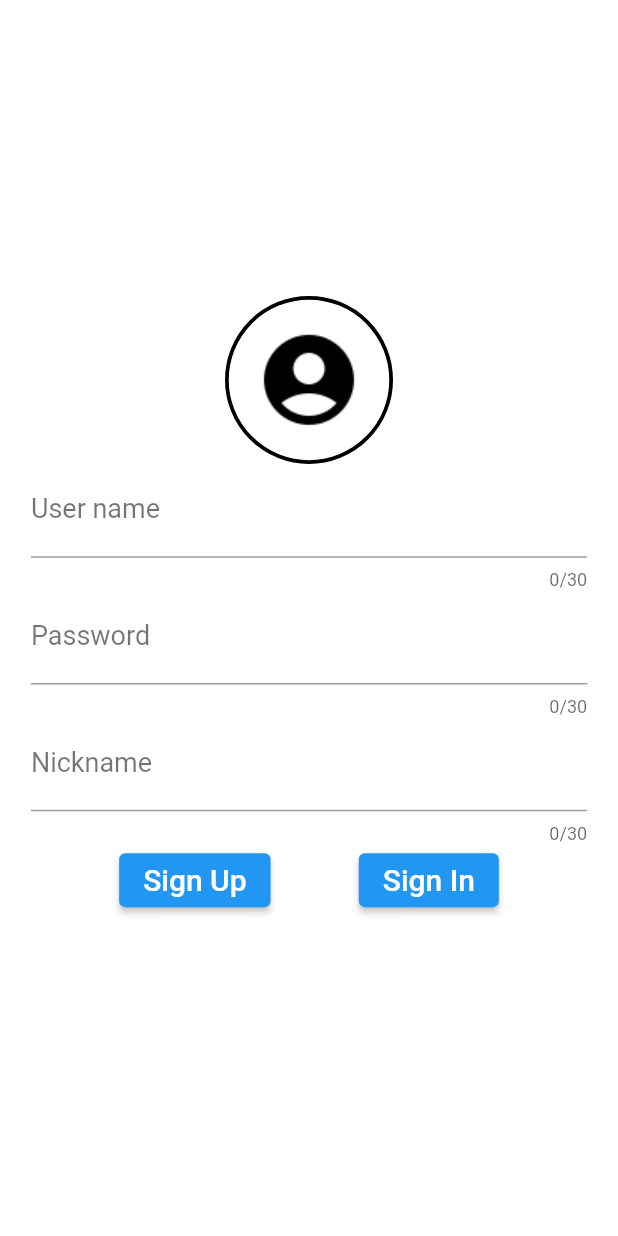
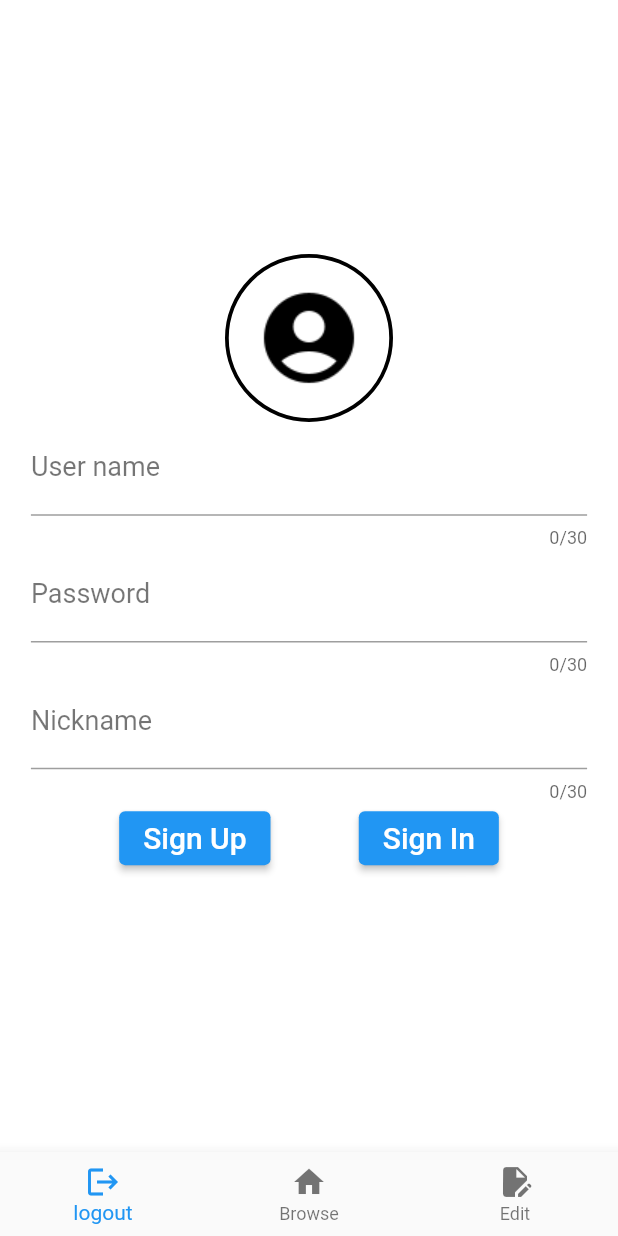
Before and after one commit to wchosaty/sharing_photo_notes, a Flutter app: the screen it shows after launch, on a phone screen of 412 x 824 dp. Run offline on Flutter 3.47's test engine with Material 2 defaults, Android fonts, the phone set to English and light mode, and no system bars; our stand-ins replace image_picker, shared_preferences.

Commit message:
更新cloudpage程式進度

```diff
--- a/lib/config/http_constants.dart
+++ b/lib/config/http_constants.dart
@@ -1,4 +1,4 @@
-// const String urlIp = '192.168.88.138:8080';
+// const String urlIp = '100.75.255.254:8080';
 const String urlIp = '10.0.2.2:8080';
 const String urlServerUserPath = '/SharingPhotoNotes/UserServlet';
 const String urlServerAlbumPath = '/SharingPhotoNotes/AlbumServlet';
--- a/lib/config/model_constants.dart
+++ b/lib/config/model_constants.dart
@@ -9,11 +9,13 @@ const String sDelete = "delete";
 const String sQuery = "query";
 
 const String sType = "type";
+const String sStatus = "status";
 const String sImage = "image";
 const String sImages = "images";
 const String sUser = "user";
 const String sAlbum = "album",sAlbumList = "albumList";
 
+const String sAlbumName = "album_name";
 const String sId = "id";
 const String sUsername = "username";
 const String sPassword = "password";
--- a/lib/config/string_constants.dart
+++ b/lib/config/string_constants.dart
@@ -1,3 +1,5 @@
 const String sHintTitle = '標題';
 const String sHintNote = '內容描述';
 const String sHintAlbum = '相簿名稱';
+const String sSignUp = 'Sign Up';
+const String sSignIn = 'Sign In';
--- a/lib/config/widget_constants.dart
+++ b/lib/config/widget_constants.dart
@@ -9,5 +9,4 @@ const String imageBackPhoto = 'assets/images/baseline_backspace_black_48.png';
 const double sFontSize = 18;
 
 const double fontSizeSnackBar = 20;
-const double dIconWidth = 35;
-const double dIconHeight = 35;
+const double dIconSize = 30;
--- a/lib/main.dart
+++ b/lib/main.dart
@@ -1,6 +1,6 @@
 import 'package:flutter/material.dart';
 import 'package:shared_preferences/shared_preferences.dart';
-import 'package:sharing_photo_notes/models/user.dart';
+import 'package:sharing_photo_notes/pages/browse_page.dart';
 import 'package:sharing_photo_notes/pages/edit_page.dart';
 import 'package:sharing_photo_notes/pages/login_page.dart';
 import 'package:sharing_photo_notes/pages/personal_page.dart';
@@ -11,8 +11,8 @@ void main() {
 }
 
 class MyApp extends StatelessWidget {
-
   const MyApp({Key? key}) : super(key: key);
+  static String localUser = '';
 
   @override
   Widget build(BuildContext context) {
@@ -24,6 +24,7 @@ class MyApp extends StatelessWidget {
         '/Login': (context) => LoginPage(),
         '/Personal': (context) => PersonalPage(),
         '/Edit': (context) => EditPage(),
+        '/Browse': (context) => BrowsePage(),
       },
       home: Scaffold(
         resizeToAvoidBottomInset: false,
@@ -46,6 +47,8 @@ class _HomePageState extends State<HomePage> {
   static const tag = 'tag _HomePageState';
   late Widget currentPage;
   late SharedPreferences preferences;
+  int _currentIndex = 0;
+  final pages = [LoginPage(),BrowsePage(),PersonalPage()];
 
   @override
   void initState() {
@@ -58,9 +61,22 @@ class _HomePageState extends State<HomePage> {
   Widget build(BuildContext context) {
     return Scaffold(
       resizeToAvoidBottomInset: false,
+      floatingActionButtonLocation: FloatingActionButtonLocation.endFloat,
+      /// BottomNavigationBar
+      bottomNavigationBar: BottomNavigationBar(items: [
+        BottomNavigationBarItem(icon: Icon(Icons.logout),label: 'logout'),
+        BottomNavigationBarItem(icon: Icon(Icons.home),label: 'Browse'),
+        BottomNavigationBarItem(icon: Icon(Icons.edit_document),label: 'Edit'),
+      ],
+        currentIndex: _currentIndex,
+        onTap: _onItemClick,
+      ),
       body: SafeArea(
         child: Container(
-          child: currentPage,
+          /// BottomNavigationBar
+          child: pages[_currentIndex],
+
+          // child: LoginPage(),
         ),
       ),
     );
@@ -78,8 +94,11 @@ class _HomePageState extends State<HomePage> {
         login) {
       LogData().d(tag, '已登入');
       /// pushReplacementNamed 會清除push的stack頁面 /pushRepNamed 不會
-      Navigator.of(context).pushReplacementNamed('/Personal',
-          arguments: username );
+      // Navigator.of(context).pushReplacementNamed('/Personal', arguments: username );
+      MyApp.localUser = username.trim();
+      setState(() {
+        _currentIndex = 2;
+      });
     } else {
       LogData().d(tag, '無使用者');
     }
@@ -91,4 +110,10 @@ class _HomePageState extends State<HomePage> {
     if (s.isNotEmpty) returnVal = true;
     return returnVal;
   }
+
+  void _onItemClick(int value) {
+    setState(() {
+      _currentIndex = value;
+    });
+  }
 }
--- a/lib/pages/login_page.dart
+++ b/lib/pages/login_page.dart
@@ -6,6 +6,7 @@ import 'package:image_picker/image_picker.dart';
 import 'package:shared_preferences/shared_preferences.dart';
 import 'package:sharing_photo_notes/config/http_constants.dart';
 import 'package:sharing_photo_notes/config/model_constants.dart';
+import 'package:sharing_photo_notes/config/string_constants.dart';
 import 'package:sharing_photo_notes/config/widget_constants.dart';
 import 'package:sharing_photo_notes/models/user.dart';
 import 'package:sharing_photo_notes/utils/http_connection.dart';
@@ -58,7 +59,7 @@ class _LoginPageState extends State<LoginPage> {
                 mainAxisAlignment: MainAxisAlignment.center,
                 children: [
                   MaterialButton(
-                    shape: CircleBorder(
+                    shape: const CircleBorder(
                         side: BorderSide(width: 2.5, color: Colors.black)),
                     onPressed: () {
                       getImage();
@@ -91,8 +92,8 @@ class _LoginPageState extends State<LoginPage> {
                     mainAxisAlignment: MainAxisAlignment.spaceEvenly,
                     children: [
                       ElevatedButton(
-                          child: Text(
-                            'Sign Up',
+                          child: const Text(
+                            sSignUp,
                             style: TextStyle(
                               fontSize: 20,
                             ),
@@ -105,8 +106,8 @@ class _LoginPageState extends State<LoginPage> {
                             }
                           }),
                       ElevatedButton(
-                          child: Text(
-                            'Sign In',
+                          child: const Text(
+                            sSignIn,
                             style: TextStyle(
                               fontSize: 20,
                             ),
@@ -117,7 +118,7 @@ class _LoginPageState extends State<LoginPage> {
 
                   Text(
                     systemMessage,
-                    style: TextStyle(color: Colors.black87),
+                    style: const TextStyle(color: Colors.black87),
                   ),
                 ],
               ),
--- a/lib/utils/http_connection.dart
+++ b/lib/utils/http_connection.dart
@@ -12,7 +12,7 @@ class HttpConnection {
     var response = await http.post(url,headers: headerMap ,body: json);
     if(response.statusCode == 200) {
       LogData().d(tag, 'statusCode 200');
-      back = Utf8Decoder().convert(response.bodyBytes);
+      back = const Utf8Decoder().convert(response.bodyBytes);
     }
     LogData().dd(tag, 'back', back.toString());
     return back;
```
Also changed, not shown: lib/pages/browse_page.dart (added, +81 -0 lines), lib/pages/edit_page.dart (+32 -26 lines), lib/pages/personal_page.dart (+10 -3 lines), lib/widgets/page_view_albums.dart (+17 -7 lines), lib/widgets/page_view_global.dart (added, +71 -0 lines), 2 other files.
